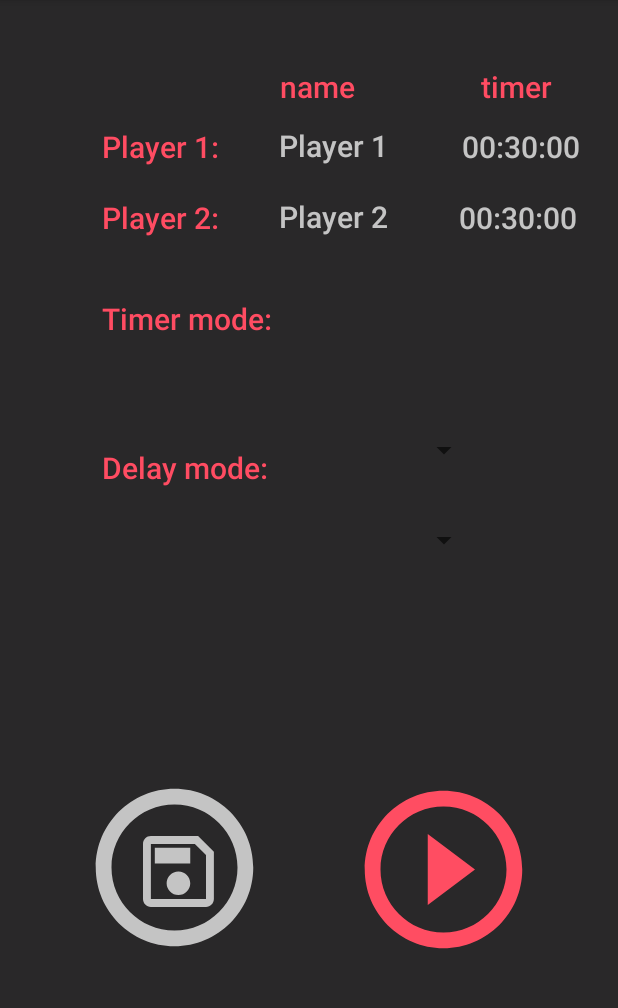
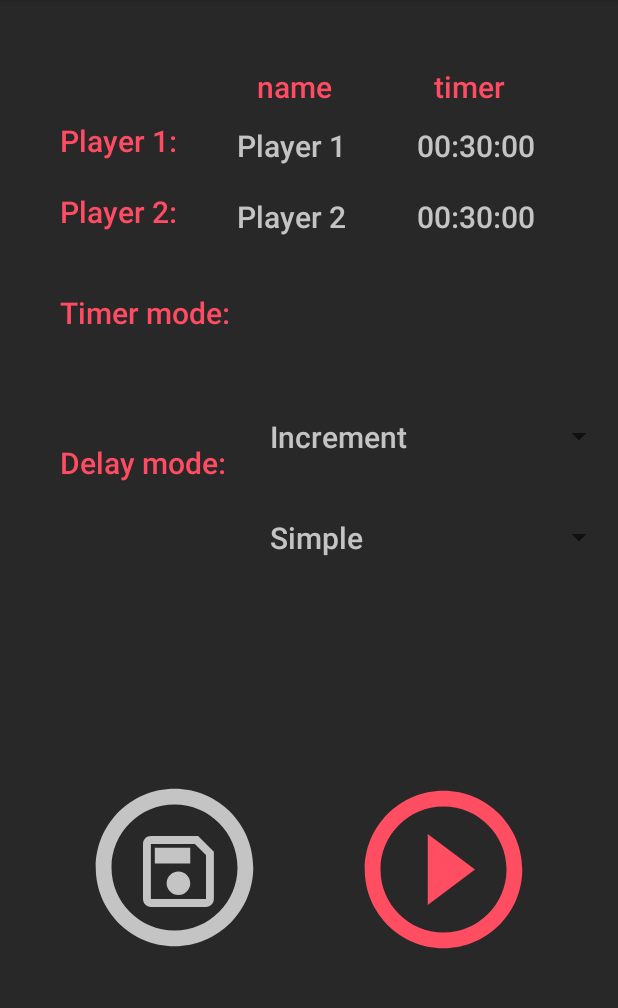
Before and after one commit to jpgiance/Chess-Timer, an Android app: the screen it shows after launch (MainActivity), on a phone screen of 412 x 824 dp, the part 84-1092 px from its top. Run offline under Robolectric (Android 15) with nearby library versions, the phone set to English and light mode, and no system bars.

Commit message:
feat: Added dialog for editing players name

```diff
--- a/app/src/main/AndroidManifest.xml
+++ b/app/src/main/AndroidManifest.xml
@@ -9,7 +9,7 @@
         android:roundIcon="@mipmap/ic_launcher_round"
         android:supportsRtl="true"
         android:theme="@style/TimerTheme">
-        <activity android:name=".MainActivity">
+        <activity android:name=".ui.MainActivity">
             <intent-filter>
                 <action android:name="android.intent.action.MAIN" />
 
--- a/app/src/main/java/com/jorgegiance/chess_timer/MainActivity.java
+++ /dev/null
@@ -1,26 +0,0 @@
-package com.jorgegiance.chess_timer;
-
-import androidx.appcompat.app.AppCompatActivity;
-
-import android.os.Bundle;
-import android.view.Menu;
-import android.view.MenuInflater;
-
-public class MainActivity extends AppCompatActivity {
-
-    @Override
-    protected void onCreate( Bundle savedInstanceState ) {
-        super.onCreate(savedInstanceState);
-        setContentView(R.layout.activity_main);
-    }
-
-
-    @Override
-    public boolean onCreateOptionsMenu( Menu menu ) {
-
-        MenuInflater inflater = getMenuInflater();
-        inflater.inflate(R.menu.menu_options, menu);
-
-        return true;
-    }
-}
--- /dev/null
+++ b/app/src/main/java/com/jorgegiance/chess_timer/ui/MainActivity.java
@@ -0,0 +1,125 @@
+package com.jorgegiance.chess_timer.ui;
+
+import androidx.appcompat.app.AppCompatActivity;
+import androidx.fragment.app.FragmentManager;
+
+import android.os.Bundle;
+import android.view.Menu;
+import android.view.MenuInflater;
+import android.view.View;
+import android.widget.ArrayAdapter;
+import android.widget.ImageButton;
+import android.widget.Spinner;
+import android.widget.TextView;
+
+import com.jorgegiance.chess_timer.R;
+import com.jorgegiance.chess_timer.util.NameDialogCallback;
+
+
+public class MainActivity extends AppCompatActivity implements
+        View.OnClickListener,
+        NameDialogCallback{
+
+    // UI components
+    private TextView player1Name, player2Name;
+    private ImageButton saveButton, playButton;
+
+    // vars
+    private int dialogState = 0;
+
+
+    @Override
+    protected void onCreate( Bundle savedInstanceState ) {
+        super.onCreate(savedInstanceState);
+        setContentView(R.layout.activity_main);
+
+        player1Name = findViewById(R.id.player_1_name);
+        player2Name = findViewById(R.id.player_2_name);
+        saveButton = findViewById(R.id.save_settings_button);
+        playButton = findViewById(R.id.main_start_button);
+
+        setListiners();
+        setSpinnerAdapter();
+
+
+    }
+
+    private void setListiners() {
+        player1Name.setOnClickListener(this);
+        player2Name.setOnClickListener(this);
+        saveButton.setOnClickListener(this);
+        playButton.setOnClickListener(this);
+    }
+
+    private void setSpinnerAdapter() {
+
+        Spinner timerSpinner = findViewById(R.id.timer_spinner);
+        // Create an ArrayAdapter using the string array and a default spinner layout
+        ArrayAdapter<CharSequence> timerAdapter = ArrayAdapter.createFromResource(this,
+                R.array.timer_spinner_array, R.layout.spinner_item);
+        // Specify the layout to use when the list of choices appears
+        timerAdapter.setDropDownViewResource(android.R.layout.simple_spinner_dropdown_item);
+        // Apply the adapter to the spinner
+        timerSpinner.setAdapter(timerAdapter);
+
+
+        Spinner delaySpinner = findViewById(R.id.delay_spinner);
+        ArrayAdapter<CharSequence> delayAdapter = ArrayAdapter.createFromResource(this,
+                R.array.delay_spinner_array, R.layout.spinner_item);
+        delayAdapter.setDropDownViewResource(android.R.layout.simple_spinner_dropdown_item);
+        delaySpinner.setAdapter(delayAdapter);
+    }
+
+
+    @Override
+    public boolean onCreateOptionsMenu( Menu menu ) {
+
+        MenuInflater inflater = getMenuInflater();
+        inflater.inflate(R.menu.menu_options, menu);
+
+        return true;
+    }
+
+    @Override
+    public void onClick( View view ) {
+
+        switch (view.getId()){
+            case R.id.player_1_name:{
+                dialogState = 1;
+                showDialog();
+                break;
+            }
+            case R.id.player_2_name: {
+                dialogState = 2;
+                showDialog();
+                break;
+            }
+            case R.id.save_settings_button: {
+
+                break;
+            }
+            case R.id.main_start_button: {
+
+                break;
+            }
+
+        }
+    }
+
+    public void showDialog(){
+        FragmentManager fm = getSupportFragmentManager();
+        DialogPlayerName nameDialog = new DialogPlayerName(this);
+        nameDialog.show(fm, "fragment_alert");
+    }
+
+
+    @Override
+    public void nameSaved( String name ) {
+        if (dialogState == 1){
+            player1Name.setText(name);
+        }
+        if (dialogState == 2){
+            player2Name.setText(name);
+        }
+    }
+}
--- /dev/null
+++ b/app/src/main/java/com/jorgegiance/chess_timer/util/NameDialogCallback.java
@@ -0,0 +1,6 @@
+package com.jorgegiance.chess_timer.util;
+
+public interface NameDialogCallback {
+
+   void nameSaved(String name);
+}
--- a/app/src/main/res/layout/activity_main.xml
+++ b/app/src/main/res/layout/activity_main.xml
@@ -5,53 +5,45 @@
     android:layout_width="match_parent"
     android:layout_height="match_parent"
     android:background="@color/colorPrimaryTimer"
-    tools:context=".MainActivity">
+    tools:context=".ui.MainActivity">
 
-    <EditText
-        android:id="@+id/editText"
+    <TextView
+        android:id="@+id/player_2_name"
         android:layout_width="80sp"
         android:layout_height="wrap_content"
         android:layout_marginStart="40dp"
         android:layout_marginTop="20dp"
         android:background="@null"
         android:maxLength="8"
+        android:maxLines="1"
         android:text="@string/player_2_name"
+        android:clickable="true"
         android:textAppearance="@style/TextAppearance.AppCompat.Title"
         android:textColor="@color/colorGreyTimer"
         app:layout_constraintStart_toEndOf="@+id/textView4"
-        app:layout_constraintTop_toBottomOf="@+id/editText2" />
+        app:layout_constraintTop_toBottomOf="@+id/player_1_name" />
 
-    <EditText
-        android:id="@+id/editText2"
+    <TextView
+        android:id="@+id/player_1_name"
         android:layout_width="80sp"
         android:layout_height="wrap_content"
         android:layout_marginStart="40dp"
         android:layout_marginTop="12dp"
         android:background="@null"
         android:maxLength="8"
+        android:maxLines="1"
         android:text="@string/player_1_name"
+        android:clickable="true"
         android:textAppearance="@style/TextAppearance.AppCompat.Title"
         android:textColor="@color/colorGreyTimer"
         app:layout_constraintStart_toEndOf="@+id/textView3"
         app:layout_constraintTop_toBottomOf="@+id/textView" />
 
     <TextView
-        android:id="@+id/textView3"
+        android:id="@+id/textView5"
         android:layout_width="wrap_content"
         android:layout_height="wrap_content"
         android:layout_marginStart="68dp"
-        android:layout_marginTop="84dp"
-        android:text="@string/player_1"
-        android:textAppearance="@style/TextAppearance.AppCompat.Title"
-        android:textColor="@color/colorAccentTimer"
-        app:layout_constraintLeft_toLeftOf="parent"
-        app:layout_constraintTop_toTopOf="parent" />
-
-    <TextView
-        android:id="@+id/textView5"
-        android:layout_width="wrap_content"
-        android:layout_height="wrap_content"
-        android:layout_marginStart="84dp"
         android:layout_marginTop="44dp"
         android:text="@string/player_timer"
         android:textAppearance="@style/TextAppearance.AppCompat.Title"
@@ -68,7 +60,7 @@
         android:text="@string/player_name"
         android:textAppearance="@style/TextAppearance.AppCompat.Title"
         android:textColor="@color/colorAccentTimer"
-        app:layout_constraintHorizontal_bias="0.515"
+        app:layout_constraintHorizontal_bias="0.473"
         app:layout_constraintLeft_toLeftOf="parent"
         app:layout_constraintRight_toRightOf="parent"
         app:layout_constraintTop_toTopOf="parent" />
@@ -77,7 +69,7 @@
         android:id="@+id/textView4"
         android:layout_width="wrap_content"
         android:layout_height="wrap_content"
-        android:layout_marginStart="68dp"
+        android:layout_marginLeft="40dp"
         android:layout_marginTop="20dp"
         android:text="@string/player_2"
         android:textAppearance="@style/TextAppearance.AppCompat.Title"
@@ -86,28 +78,28 @@
         app:layout_constraintTop_toBottomOf="@+id/textView3" />
 
     <TextView
-        android:id="@+id/textView2"
+        android:id="@+id/textView3"
         android:layout_width="wrap_content"
         android:layout_height="wrap_content"
-        android:layout_marginLeft="68dp"
-        android:layout_marginTop="40dp"
-        android:text="@string/timer_mode"
+        android:layout_marginLeft="40dp"
+        android:layout_marginTop="80dp"
+        android:text="@string/player_1"
         android:textAppearance="@style/TextAppearance.AppCompat.Title"
         android:textColor="@color/colorAccentTimer"
         app:layout_constraintLeft_toLeftOf="parent"
-        app:layout_constraintTop_toBottomOf="@+id/textView4" />
+        app:layout_constraintTop_toTopOf="parent" />
 
     <TextView
         android:id="@+id/textView6"
         android:layout_width="wrap_content"
         android:layout_height="wrap_content"
-        android:layout_marginLeft="308dp"
-        android:layout_marginTop="84dp"
+        android:layout_marginStart="40dp"
+        android:layout_marginTop="12dp"
         android:text="@string/player_1_timer"
         android:textAppearance="@style/TextAppearance.AppCompat.Title"
         android:textColor="@color/colorGreyTimer"
-        app:layout_constraintLeft_toLeftOf="parent"
-        app:layout_constraintTop_toTopOf="parent" />
+        app:layout_constraintStart_toEndOf="@+id/player_1_name"
+        app:layout_constraintTop_toBottomOf="@+id/textView5" />
 
     <TextView
         android:id="@+id/textView7"
@@ -119,14 +111,14 @@
         android:textAppearance="@style/TextAppearance.AppCompat.Title"
         android:textColor="@color/colorGreyTimer"
         app:layout_constraintLeft_toLeftOf="parent"
-        app:layout_constraintStart_toEndOf="@+id/editText"
+        app:layout_constraintStart_toEndOf="@+id/player_2_name"
         app:layout_constraintTop_toBottomOf="@+id/textView6" />
 
     <TextView
         android:id="@+id/textView9"
         android:layout_width="wrap_content"
         android:layout_height="wrap_content"
-        android:layout_marginLeft="68dp"
+        android:layout_marginLeft="40dp"
         android:layout_marginTop="20dp"
         android:text="@string/delay_mode"
         android:textAppearance="@style/TextAppearance.AppCompat.Title"
@@ -134,7 +126,19 @@
         app:layout_constraintBottom_toTopOf="@+id/guideline"
         app:layout_constraintLeft_toLeftOf="parent"
         app:layout_constraintTop_toBottomOf="@+id/textView2"
-        app:layout_constraintVertical_bias="0.436" />
+        app:layout_constraintVertical_bias="0.428" />
+
+    <TextView
+        android:id="@+id/textView2"
+        android:layout_width="wrap_content"
+        android:layout_height="wrap_content"
+        android:layout_marginLeft="40dp"
+        android:layout_marginTop="40dp"
+        android:text="@string/timer_mode"
+        android:textAppearance="@style/TextAppearance.AppCompat.Title"
+        android:textColor="@color/colorAccentTimer"
+        app:layout_constraintLeft_toLeftOf="parent"
+        app:layout_constraintTop_toBottomOf="@+id/textView4" />
 
     <androidx.constraintlayout.widget.Guideline
         android:id="@+id/guideline"
@@ -170,22 +174,24 @@
 
     <Spinner
         android:id="@+id/timer_spinner"
-        android:layout_width="wrap_content"
+        android:layout_width="230dp"
         android:layout_height="wrap_content"
-        android:layout_marginBottom="36dp"
+        android:layout_marginBottom="40dp"
         app:layout_constraintBottom_toTopOf="@+id/delay_spinner"
         app:layout_constraintEnd_toEndOf="parent"
-        app:layout_constraintHorizontal_bias="0.497"
-        app:layout_constraintStart_toEndOf="@+id/textView2" />
+        app:layout_constraintHorizontal_bias="0.925"
+        app:layout_constraintStart_toEndOf="@+id/textView2"
+        app:layout_constraintTop_toBottomOf="@+id/textView7"
+        app:layout_constraintVertical_bias="1.0" />
 
     <Spinner
         android:id="@+id/delay_spinner"
-        android:layout_width="wrap_content"
+        android:layout_width="230dp"
         android:layout_height="wrap_content"
         android:layout_marginBottom="20dp"
         app:layout_constraintBottom_toTopOf="@+id/guideline"
         app:layout_constraintEnd_toEndOf="parent"
-        app:layout_constraintHorizontal_bias="0.502"
+        app:layout_constraintHorizontal_bias="0.931"
         app:layout_constraintStart_toEndOf="@+id/textView9" />
 
 
--- /dev/null
+++ b/app/src/main/res/layout/spinner_item.xml
@@ -0,0 +1,10 @@
+<?xml version="1.0" encoding="utf-8"?>
+<TextView xmlns:android="http://schemas.android.com/apk/res/android"
+    android:id="@android:id/text1"
+    android:textAppearance="@style/TextAppearance.AppCompat.Title"
+    android:textColor="@color/colorGreyTimer"
+    android:singleLine="true"
+    android:layout_width="match_parent"
+    android:layout_height="wrap_content"
+    android:ellipsize="marquee"
+    android:textAlignment="inherit"/>
--- /dev/null
+++ b/app/src/main/res/values/arrays.xml
@@ -0,0 +1,14 @@
+<?xml version="1.0" encoding="utf-8"?>
+<resources>
+    <string-array name="timer_spinner_array">
+        <item>Increment</item>
+        <item>Decrement w/ delay</item>
+        <item>Decrement w/o delay</item>
+        <item>*Increment</item>
+    </string-array>
+
+    <string-array name="delay_spinner_array">
+        <item>Simple</item>
+        <item>Bonus</item>
+    </string-array>
+</resources>
```
Also changed, not shown: app/src/main/java/com/jorgegiance/chess_timer/ui/DialogPlayerName.java (added, +57 -0 lines), app/src/main/res/layout/player_name_dialog.xml (added, +19 -0 lines), app/src/main/res/values/strings.xml (+4 -11 lines).
